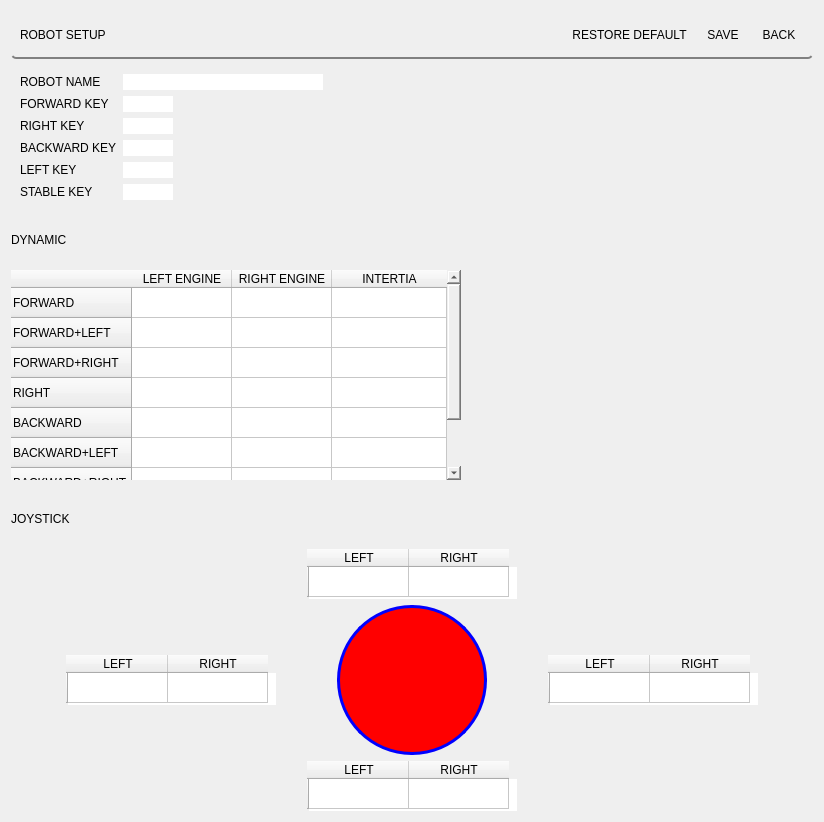
First picture: the form in setup_panel/resource/setup.ui, repository GroupOfRobots/MiniRysRQT, before the edit.
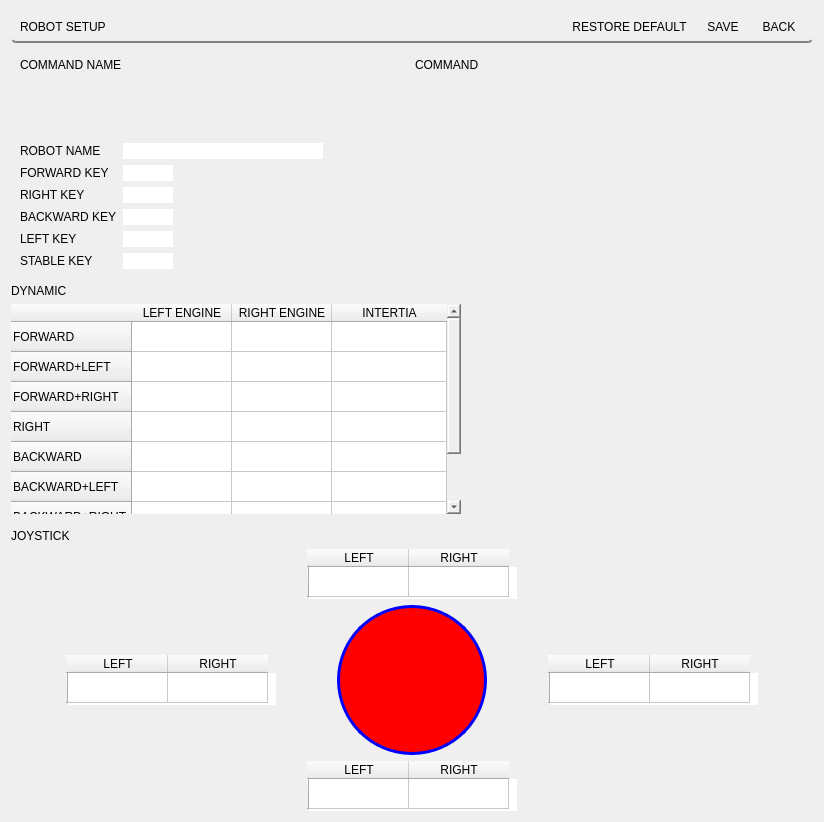
Second picture: the form after the edit.

The edit to the form file:
```diff
--- a/setup_panel/resource/setup.ui
+++ b/setup_panel/resource/setup.ui
@@ -88,6 +88,68 @@
      </layout>
     </widget>
    </item>
+   <item>
+    <widget class="QScrollArea" name="contentWrapper">
+     <property name="widgetResizable">
+      <bool>true</bool>
+     </property>
+     <widget class="QWidget" name="scrollAreaWidgetContents">
+      <property name="geometry">
+       <rect>
+        <x>0</x>
+        <y>0</y>
+        <width>802</width>
+        <height>85</height>
+       </rect>
+      </property>
+      <layout class="QVBoxLayout" name="verticalLayout_2">
+       <item>
+        <layout class="QHBoxLayout" name="horizontalLayout_3">
+         <item>
+          <widget class="QLabel" name="label_4">
+           <property name="text">
+            <string>COMMAND NAME</string>
+           </property>
+          </widget>
+         </item>
+         <item>
+          <widget class="QLabel" name="label_3">
+           <property name="text">
+            <string>COMMAND</string>
+           </property>
+          </widget>
+         </item>
+        </layout>
+       </item>
+       <item>
+        <widget class="QGroupBox" name="elementsWrapper">
+         <property name="title">
+          <string/>
+         </property>
+         <layout class="QVBoxLayout" name="verticalLayout_4">
+          <item>
+           <layout class="QVBoxLayout" name="elements"/>
+          </item>
+         </layout>
+        </widget>
+       </item>
+       <item>
+        <spacer name="verticalSpacer">
+         <property name="orientation">
+          <enum>Qt::Vertical</enum>
+         </property>
+         <property name="sizeHint" stdset="0">
+          <size>
+           <width>20</width>
+           <height>40</height>
+          </size>
+         </property>
+        </spacer>
+       </item>
+      </layout>
+     </widget>
+    </widget>
+   </item>
    <item>
     <widget class="QFrame" name="controlButtonsWraper">
      <property name="styleSheet">
```
